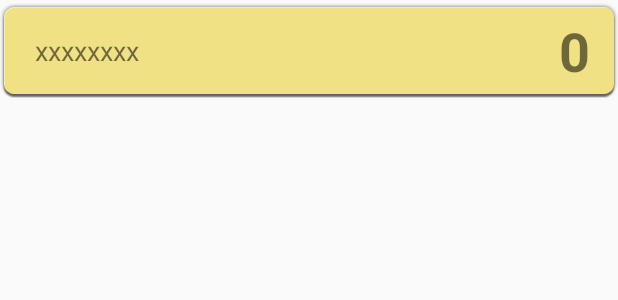
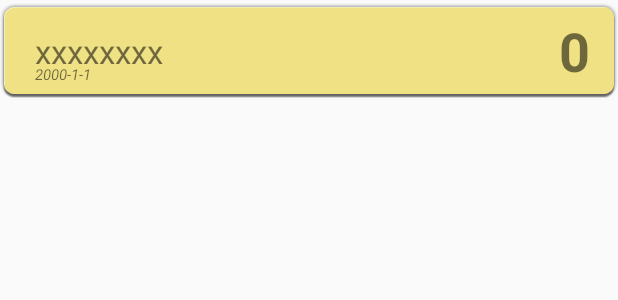
Before and after one commit to zhaohuarong/DaysLeft, an Android app: the layout item.xml on its own in the app's theme, with its tools: preview values and no code run, on a phone screen of 412 x 824 dp. Shown: the top 300 px of the screen. Run offline under Robolectric (Android 15) with nearby library versions, the phone set to English and light mode, and no system bars.

Commit message:
添加版本号，添加item按下时的背景图， 添加item的设置的日期显示

```diff
--- a/app/src/main/AndroidManifest.xml
+++ b/app/src/main/AndroidManifest.xml
@@ -1,6 +1,8 @@
 <?xml version="1.0" encoding="utf-8"?>
 <manifest package="com.zhaohr.daysleft"
-          xmlns:android="http://schemas.android.com/apk/res/android">
+          xmlns:android="http://schemas.android.com/apk/res/android"
+          android:versionCode="1"
+          android:versionName="1.0">
 
     <application
         android:allowBackup="true"
--- a/app/src/main/res/layout/item.xml
+++ b/app/src/main/res/layout/item.xml
@@ -7,14 +7,30 @@
                 android:layout_marginTop="@dimen/item_margin"
                 android:layout_marginBottom="@dimen/item_margin">
 
-    <TextView
-        android:id="@+id/itemTitle"
+    <RelativeLayout
         android:layout_width="match_parent"
         android:layout_height="match_parent"
-        android:gravity="center_vertical|left"
-        android:textSize="18sp"
-        android:layout_marginLeft="@dimen/item_margin_left"
-        android:text="xxxxxxxx"/>
+        android:layout_marginLeft="@dimen/item_margin_left">
+
+        <TextView
+            android:id="@+id/itemTitle"
+            android:layout_width="match_parent"
+            android:layout_height="match_parent"
+            android:gravity="center_vertical|left"
+            android:textSize="22sp"
+            android:text="xxxxxxxx"/>
+
+        <TextView
+            android:id="@+id/item_date"
+            android:layout_width="match_parent"
+            android:layout_height="match_parent"
+            android:gravity="bottom"
+            android:layout_marginBottom="6dp"
+            android:textStyle="italic"
+            android:textSize="10sp"
+            android:text="2000-1-1"/>
+
+    </RelativeLayout>
 
     <TextView
         android:id="@+id/itemDays"
--- a/app/src/main/res/values/strings.xml
+++ b/app/src/main/res/values/strings.xml
@@ -11,4 +11,5 @@
     <string name="dialog_title">Title:</string>
     <string name="about_author">Author: zhaohuarong</string>
     <string name="about_mail">Mail: zhaohuarong@gmail.com</string>
+    <string name="date">Date:</string>
 </resources>
```
Also changed, not shown: app/src/main/java/com/zhaohr/daysleft/AboutDialog.java (+17 -0 lines), app/src/main/java/com/zhaohr/daysleft/ItemView.java (+13 -7 lines), app/src/main/res/layout/about_dialog.xml (+10 -1 lines), app/src/main/res/mipmap-hdpi/item_bg_pressed.png (added), 1 other file.
